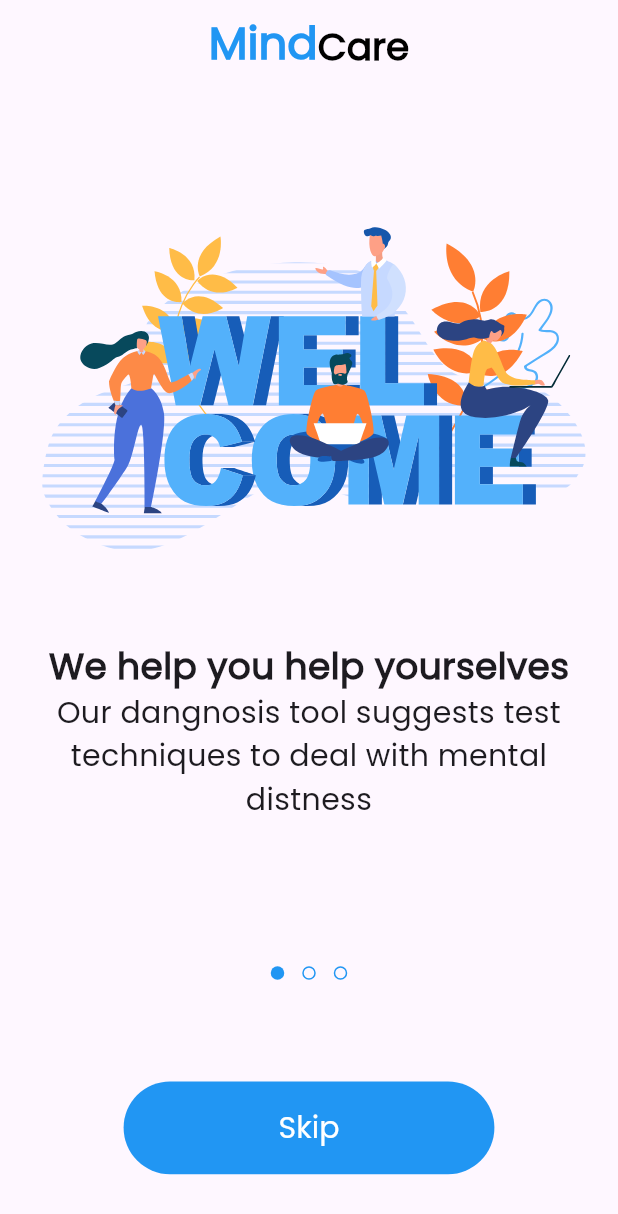
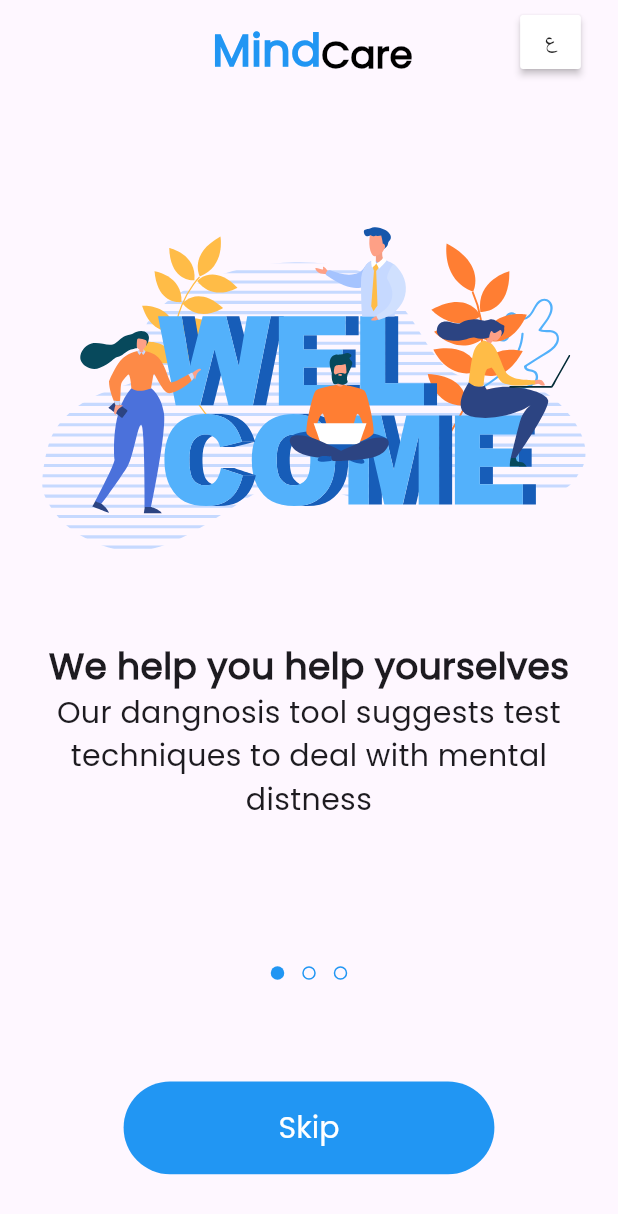
Before and after one commit to abraamhossam/mindcare_app, a Flutter app: the screen it shows after launch, on a phone screen of 412 x 824 dp. Shown: the top 1214 px of the screen. Run offline on Flutter 3.47's test engine with Material 3 defaults, Android fonts, the phone set to English and light mode, and no system bars; drawn by our look-alikes of dots_indicator; our stand-ins replace get, lottie; missing offline and left inert: awesome_icons.

Commit message:
sec commit

```diff
--- a/lib/main.dart
+++ b/lib/main.dart
@@ -19,6 +19,7 @@ class MindCareApp extends StatelessWidget {
   @override
   Widget build(BuildContext context) {
     return GetMaterialApp(
+      debugShowCheckedModeBanner: false,
       theme: ThemeData(
         fontFamily: kFontFamily,
       ),
--- a/lib/view/widgets/custom_init_view_title.dart
+++ b/lib/view/widgets/custom_init_view_title.dart
@@ -8,10 +8,13 @@ class CustomInitViewTitle extends StatelessWidget {
 
   @override
   Widget build(BuildContext context) {
-    return const Row(
+    return Row(
       mainAxisAlignment: MainAxisAlignment.center,
       crossAxisAlignment: CrossAxisAlignment.end,
       children: [
+        Spacer(
+          flex: 2,
+        ),
         Text(
           "Mind",
           style: TextStyle(
@@ -28,6 +31,18 @@ class CustomInitViewTitle extends StatelessWidget {
             fontSize: 25,
           ),
         ),
+        Spacer(
+          flex: 1,
+        ),
+        Padding(
+          padding: const EdgeInsets.symmetric(horizontal: 5),
+          child: MaterialButton(
+            onPressed: () {},
+            minWidth: 10,
+            color: Colors.white,
+            child: const Text("ع"),
+          ),
+        ),
       ],
     );
   }
--- a/lib/view/widgets/sign_up_view_body.dart
+++ b/lib/view/widgets/sign_up_view_body.dart
@@ -86,7 +86,7 @@ class _SignUpViewBodyState extends State<SignUpViewBody> {
                     mainAxisAlignment: MainAxisAlignment.center,
                     children: [
                       const Text(
-                        "Don't have an account? ",
+                        "Already has an account? ",
                         style: TextStyle(
                           color: Colors.grey,
                           fontSize: 17,
```
